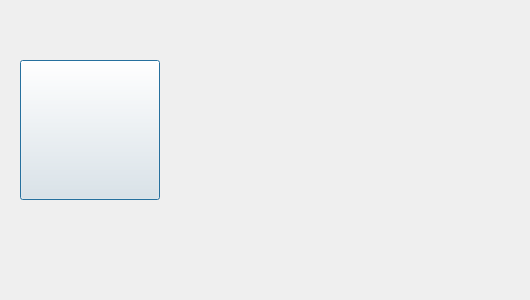
Above: src/dialogaboutthis.ui from cnldw/FinanceFileReader before the change. Below: the same form after it.
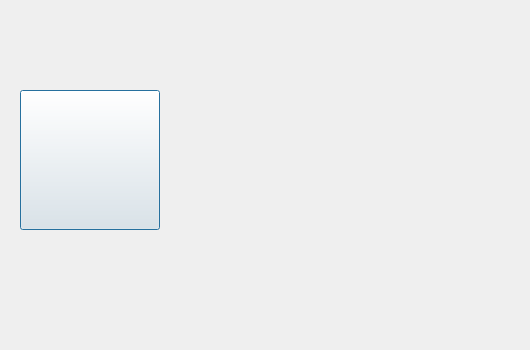
That is the form after the change. Icons and pictures are not drawn.

Diff of the .ui file:
```diff
--- a/src/dialogaboutthis.ui
+++ b/src/dialogaboutthis.ui
@@ -7,19 +7,19 @@
     <x>0</x>
     <y>0</y>
     <width>530</width>
-    <height>300</height>
+    <height>350</height>
    </rect>
   </property>
   <property name="minimumSize">
    <size>
     <width>530</width>
-    <height>300</height>
+    <height>350</height>
    </size>
   </property>
   <property name="maximumSize">
    <size>
     <width>530</width>
-    <height>300</height>
+    <height>350</height>
    </size>
   </property>
   <property name="windowTitle">
@@ -31,7 +31,7 @@
      <x>190</x>
      <y>10</y>
      <width>331</width>
-     <height>271</height>
+     <height>311</height>
     </rect>
    </property>
    <property name="toolTip">
@@ -54,7 +54,7 @@
    <property name="geometry">
     <rect>
      <x>20</x>
-     <y>60</y>
+     <y>90</y>
      <width>140</width>
      <height>140</height>
     </rect>
```
